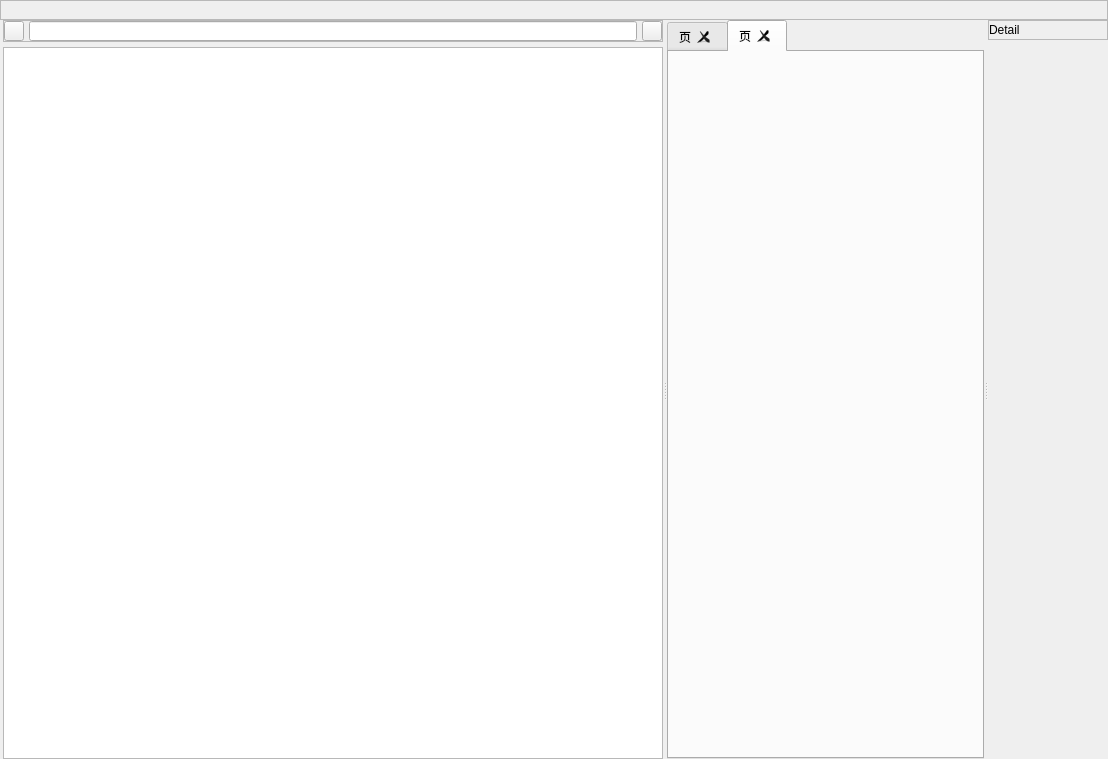
Before: the Qt Designer form XS/source/AST/ASTEditor.ui in xenginez/X, drawn with Qt 5.
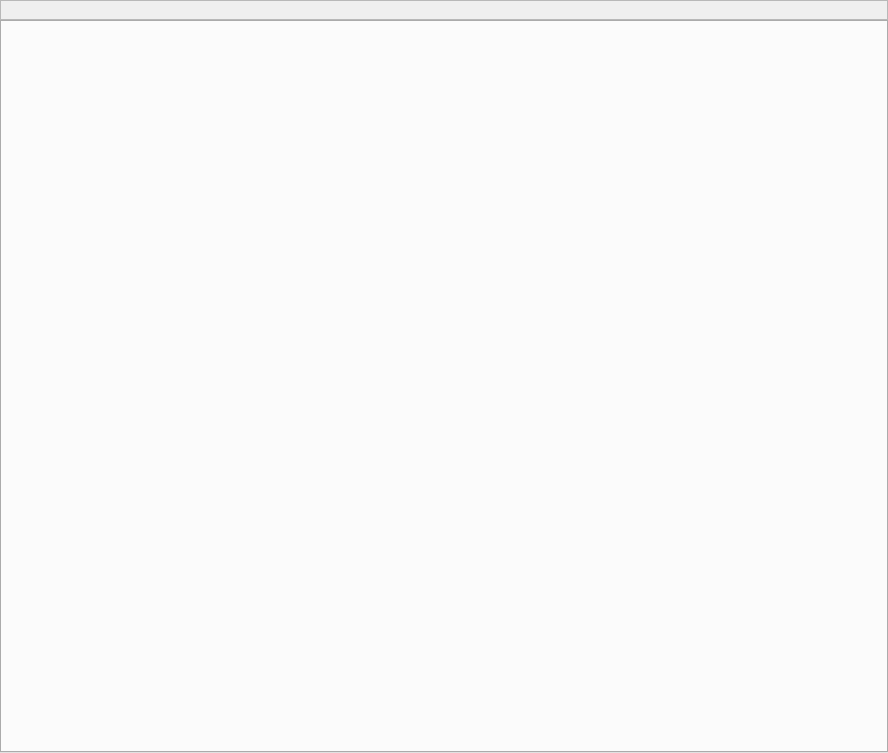
After: the same form once the commit is applied.

Commit message: SyntaxTree, Asset

Patch:
```diff
--- a/XS/source/AST/ASTEditor.ui
+++ b/XS/source/AST/ASTEditor.ui
@@ -6,8 +6,8 @@
    <rect>
     <x>0</x>
     <y>0</y>
-    <width>1108</width>
-    <height>759</height>
+    <width>888</width>
+    <height>753</height>
    </rect>
   </property>
   <property name="windowTitle">
@@ -58,235 +58,7 @@
     </widget>
    </item>
    <item>
-    <widget class="QSplitter" name="splitter">
-     <property name="orientation">
-      <enum>Qt::Horizontal</enum>
-     </property>
-     <widget class="QWidget" name="widget" native="true">
-      <layout class="QVBoxLayout" name="verticalLayout_2">
-       <property name="spacing">
-        <number>5</number>
-       </property>
-       <property name="leftMargin">
-        <number>3</number>
-       </property>
-       <property name="topMargin">
-        <number>0</number>
-       </property>
-       <property name="rightMargin">
-        <number>0</number>
-       </property>
-       <property name="bottomMargin">
-        <number>0</number>
-       </property>
-       <item>
-        <widget class="QFrame" name="frame">
-         <property name="frameShape">
-          <enum>QFrame::StyledPanel</enum>
-         </property>
-         <property name="frameShadow">
-          <enum>QFrame::Raised</enum>
-         </property>
-         <layout class="QHBoxLayout" name="horizontalLayout">
-          <property name="spacing">
-           <number>5</number>
-          </property>
-          <property name="leftMargin">
-           <number>0</number>
-          </property>
-          <property name="topMargin">
-           <number>0</number>
-          </property>
-          <property name="rightMargin">
-           <number>0</number>
-          </property>
-          <property name="bottomMargin">
-           <number>0</number>
-          </property>
-          <item>
-           <widget class="QToolButton" name="add">
-            <property name="minimumSize">
-             <size>
-              <width>20</width>
-              <height>20</height>
-             </size>
-            </property>
-            <property name="maximumSize">
-             <size>
-              <width>20</width>
-              <height>20</height>
-             </size>
-            </property>
-            <property name="text">
-             <string/>
-            </property>
-           </widget>
-          </item>
-          <item>
-           <widget class="QLineEdit" name="search">
-            <property name="minimumSize">
-             <size>
-              <width>0</width>
-              <height>20</height>
-             </size>
-            </property>
-            <property name="maximumSize">
-             <size>
-              <width>16777215</width>
-              <height>20</height>
-             </size>
-            </property>
-            <property name="clearButtonEnabled">
-             <bool>true</bool>
-            </property>
-           </widget>
-          </item>
-          <item>
-           <widget class="QToolButton" name="tool">
-            <property name="minimumSize">
-             <size>
-              <width>20</width>
-              <height>20</height>
-             </size>
-            </property>
-            <property name="maximumSize">
-             <size>
-              <width>20</width>
-              <height>20</height>
-             </size>
-            </property>
-            <property name="text">
-             <string/>
-            </property>
-           </widget>
-          </item>
-         </layout>
-        </widget>
-       </item>
-       <item>
-        <widget class="QTreeView" name="tree">
-         <attribute name="headerVisible">
-          <bool>false</bool>
-         </attribute>
-        </widget>
-       </item>
-      </layout>
-     </widget>
-     <widget class="QTabWidget" name="tabWidget">
-      <property name="currentIndex">
-       <number>1</number>
-      </property>
-      <property name="documentMode">
-       <bool>false</bool>
-      </property>
-      <property name="tabsClosable">
-       <bool>true</bool>
-      </property>
-      <property name="movable">
-       <bool>true</bool>
-      </property>
-      <property name="tabBarAutoHide">
-       <bool>false</bool>
-      </property>
-      <widget class="QWidget" name="tab">
-       <attribute name="title">
-        <string>页</string>
-       </attribute>
-      </widget>
-      <widget class="QWidget" name="tab_2">
-       <attribute name="title">
-        <string>页</string>
-       </attribute>
-      </widget>
-     </widget>
-     <widget class="QWidget" name="inspector" native="true">
-      <layout class="QVBoxLayout" name="verticalLayout_3">
-       <property name="spacing">
-        <number>5</number>
-       </property>
-       <property name="leftMargin">
-        <number>0</number>
-       </property>
-       <property name="topMargin">
-        <number>0</number>
-       </property>
-       <property name="rightMargin">
-        <number>0</number>
-       </property>
-       <property name="bottomMargin">
-        <number>0</number>
-       </property>
-       <item>
-        <widget class="QFrame" name="frame_2">
-         <property name="sizePolicy">
-          <sizepolicy hsizetype="Preferred" vsizetype="Fixed">
-           <horstretch>0</horstretch>
-           <verstretch>0</verstretch>
-          </sizepolicy>
-         </property>
-         <property name="minimumSize">
-          <size>
-           <width>0</width>
-           <height>20</height>
-          </size>
-         </property>
-         <property name="maximumSize">
-          <size>
-           <width>16777215</width>
-           <height>20</height>
-          </size>
-         </property>
-         <property name="frameShape">
-          <enum>QFrame::StyledPanel</enum>
-         </property>
-         <property name="frameShadow">
-          <enum>QFrame::Raised</enum>
-         </property>
-         <layout class="QHBoxLayout" name="horizontalLayout_2">
-          <property name="spacing">
-           <number>0</number>
-          </property>
-          <property name="leftMargin">
-           <number>0</number>
-          </property>
-          <property name="topMargin">
-           <number>0</number>
-          </property>
-          <property name="rightMargin">
-           <number>0</number>
-          </property>
-          <property name="bottomMargin">
-           <number>0</number>
-          </property>
-          <item>
-           <widget class="QLabel" name="detail_title">
-            <property name="text">
-             <string>Detail</string>
-            </property>
-           </widget>
-          </item>
-          <item>
-           <spacer name="horizontalSpacer">
-            <property name="orientation">
-             <enum>Qt::Horizontal</enum>
-            </property>
-            <property name="sizeHint" stdset="0">
-             <size>
-              <width>14</width>
-              <height>15</height>
-             </size>
-            </property>
-           </spacer>
-          </item>
-         </layout>
-        </widget>
-       </item>
-       <item>
-        <widget class="QWidget" name="widget_2" native="true"/>
-       </item>
-      </layout>
-     </widget>
-    </widget>
+    <widget class="QTabWidget" name="tabWidget"/>
    </item>
   </layout>
  </widget>
```
The commit also changes 27 other files.
